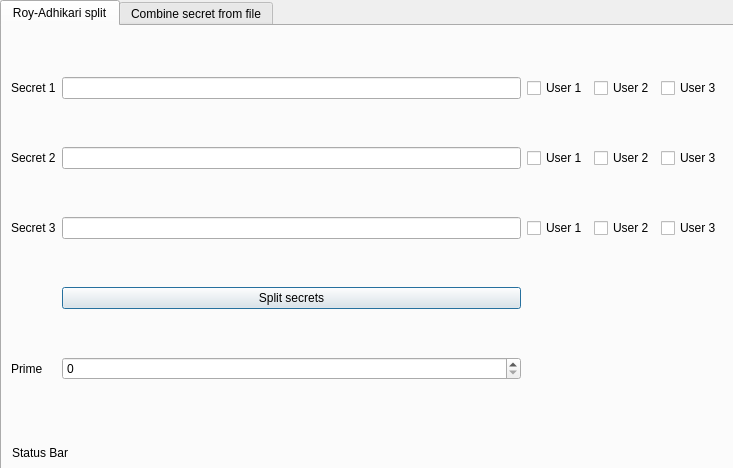
This is python/gui/multisecret_simple_gui.ui in Qbicz/multi-secret-sharing as Qt 5 draws it before an edit. The edited form follows.
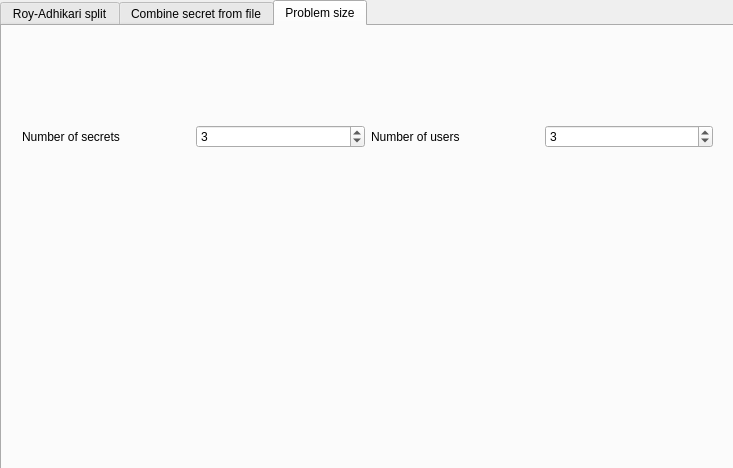
This is the edited form. The open tabs and pages were chosen to show the change.

Commit message: added Problem Size tab for choosing number of secrets/users

```diff
--- a/python/gui/multisecret_simple_gui.ui
+++ b/python/gui/multisecret_simple_gui.ui
@@ -42,34 +42,34 @@
       <property name="sizeConstraint">
        <enum>QLayout::SetDefaultConstraint</enum>
       </property>
-      <item row="4" column="1">
+      <item row="4" column="4">
        <widget class="QPushButton" name="button_split">
         <property name="text">
          <string>Split secrets</string>
         </property>
        </widget>
       </item>
-      <item row="2" column="2">
+      <item row="2" column="5">
        <widget class="QCheckBox" name="check_s2p1">
         <property name="text">
          <string>User 1</string>
         </property>
        </widget>
       </item>
-      <item row="0" column="1">
+      <item row="0" column="4">
        <widget class="QLineEdit" name="secret_1"/>
       </item>
       <item row="2" column="0">
-       <widget class="QLabel" name="label_2">
+       <widget class="QLabel" name="label_secret2">
         <property name="text">
          <string>Secret 2</string>
         </property>
        </widget>
       </item>
-      <item row="5" column="1">
+      <item row="5" column="4">
        <widget class="QSpinBox" name="prime"/>
       </item>
-      <item row="3" column="3">
+      <item row="3" column="6">
        <widget class="QCheckBox" name="check_s3p2">
         <property name="text">
          <string>User 2</string>
@@ -83,37 +83,37 @@
         </property>
        </widget>
       </item>
-      <item row="0" column="3">
+      <item row="0" column="6">
        <widget class="QCheckBox" name="check_s1p2">
         <property name="text">
          <string>User 2</string>
         </property>
        </widget>
       </item>
-      <item row="0" column="2">
+      <item row="0" column="5">
        <widget class="QCheckBox" name="check_s1p1">
         <property name="text">
          <string>User 1</string>
         </property>
        </widget>
       </item>
-      <item row="0" column="4">
+      <item row="3" column="4">
+       <widget class="QLineEdit" name="secret_3"/>
+      </item>
+      <item row="0" column="7">
        <widget class="QCheckBox" name="check_s1p3">
         <property name="text">
          <string>User 3</string>
         </property>
        </widget>
       </item>
-      <item row="3" column="2">
+      <item row="3" column="5">
        <widget class="QCheckBox" name="check_s3p1">
         <property name="text">
          <string>User 1</string>
         </property>
        </widget>
       </item>
-      <item row="3" column="1">
-       <widget class="QLineEdit" name="secret_3"/>
-      </item>
       <item row="5" column="0">
        <widget class="QLabel" name="label_5">
         <property name="text">
@@ -121,7 +121,10 @@
         </property>
        </widget>
       </item>
-      <item row="2" column="3">
+      <item row="2" column="4">
+       <widget class="QLineEdit" name="secret_2"/>
+      </item>
+      <item row="2" column="6">
        <widget class="QCheckBox" name="check_s2p2">
         <property name="text">
          <string>User 2</string>
@@ -129,23 +132,20 @@
        </widget>
       </item>
       <item row="0" column="0">
-       <widget class="QLabel" name="label">
+       <widget class="QLabel" name="label_secret1">
         <property name="text">
          <string>Secret 1</string>
         </property>
        </widget>
       </item>
-      <item row="2" column="1">
-       <widget class="QLineEdit" name="secret_2"/>
-      </item>
-      <item row="2" column="4">
+      <item row="2" column="7">
        <widget class="QCheckBox" name="check_s2p3">
         <property name="text">
          <string>User 3</string>
         </property>
        </widget>
       </item>
-      <item row="3" column="4">
+      <item row="3" column="7">
        <widget class="QCheckBox" name="check_s3p3">
         <property name="text">
          <string>User 3</string>
@@ -240,6 +240,60 @@
      </layout>
     </widget>
    </widget>
+   <widget class="QWidget" name="tab_3">
+    <attribute name="title">
+     <string>Problem size</string>
+    </attribute>
+    <widget class="QWidget" name="">
+     <property name="geometry">
+      <rect>
+       <x>20</x>
+       <y>20</y>
+       <width>691</width>
+       <height>181</height>
+      </rect>
+     </property>
+     <layout class="QGridLayout" name="gridLayout_3">
+      <item row="0" column="0">
+       <widget class="QLabel" name="label">
+        <property name="text">
+         <string>Number of secrets</string>
+        </property>
+       </widget>
+      </item>
+      <item row="0" column="1">
+       <widget class="QSpinBox" name="number_of_secrets">
+        <property name="minimum">
+         <number>2</number>
+        </property>
+        <property name="maximum">
+         <number>97</number>
+        </property>
+        <property name="value">
+         <number>3</number>
+        </property>
+       </widget>
+      </item>
+      <item row="0" column="2">
+       <widget class="QLabel" name="label_2">
+        <property name="text">
+         <string>Number of users</string>
+        </property>
+       </widget>
+      </item>
+      <item row="0" column="3">
+       <widget class="QSpinBox" name="number_of_users">
+        <property name="minimum">
+         <number>2</number>
+        </property>
+        <property name="value">
+         <number>3</number>
+        </property>
+       </widget>
+      </item>
+     </layout>
+    </widget>
+   </widget>
   </widget>
  </widget>
  <resources/>
```
Left out of the diff: 9 changed lines with no effect on the pictures. The commit also changes 2 other files.
